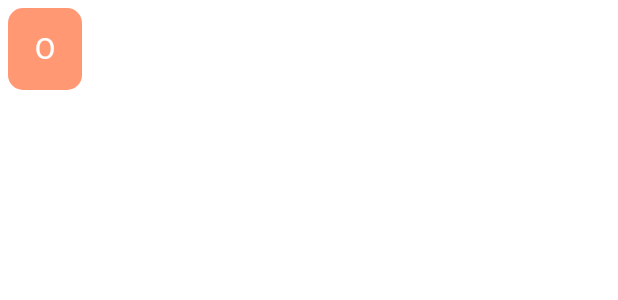
After one commit to pmvs2022/labrabota11-gr13a-cinema, an Android app: the layout seat_item.xml on its own in the app's theme, with its tools: preview values and no code run, on a phone screen of 412 x 824 dp. The commit adds this screen. Shown: the top 300 px of the screen. Run offline under Robolectric (Android 15) with nearby library versions, the phone set to English and light mode, and no system bars.

Commit message:
Add SeatsView

```diff
--- a/Cinema/app/src/main/AndroidManifest.xml
+++ b/Cinema/app/src/main/AndroidManifest.xml
@@ -34,6 +34,7 @@
         <activity android:name=".View.CinemaListView.CinemaList" />
         <activity android:name=".View.CinemaSessionsView.CinemaSessions" />
         <activity android:name=".View.MovieActivity"/>
+        <activity android:name=".View.SessionSeatsView.SessionSeats"/>
     </application>
 
 </manifest>
--- a/Cinema/app/src/main/java/com/ivanova/cinema/View/CinemaSessionsView/SessionsRecyclerViewAdapter.java
+++ b/Cinema/app/src/main/java/com/ivanova/cinema/View/CinemaSessionsView/SessionsRecyclerViewAdapter.java
@@ -54,7 +54,7 @@ public class SessionsRecyclerViewAdapter extends RecyclerView.Adapter<SessionsRe
                         int pos = getAbsoluteAdapterPosition();
 
                         if (pos != RecyclerView.NO_POSITION) {
-                            recyclerViewInterface.onSessionItemClick(pos);
+                            recyclerViewInterface.onSessionItemClick(pos, filmSession);
                         }
                     }
                 }
--- a/Cinema/app/src/main/java/com/ivanova/cinema/View/CinemaSessionsView/SessionsRecyclerViewInterface.java
+++ b/Cinema/app/src/main/java/com/ivanova/cinema/View/CinemaSessionsView/SessionsRecyclerViewInterface.java
@@ -1,5 +1,7 @@
 package com.ivanova.cinema.View.CinemaSessionsView;
 
+import com.ivanova.cinema.Model.Entities.FilmSession;
+
 public interface SessionsRecyclerViewInterface {
-    void onSessionItemClick(int position);
+    void onSessionItemClick(int position, FilmSession filmSession);
 }
--- /dev/null
+++ b/Cinema/app/src/main/java/com/ivanova/cinema/View/SessionSeatsView/SeatRecyclerViewInterface.java
@@ -0,0 +1,5 @@
+package com.ivanova.cinema.View.SessionSeatsView;
+
+public interface SeatRecyclerViewInterface {
+    void onSeatItemClick(int position);
+}
--- /dev/null
+++ b/Cinema/app/src/main/res/drawable/tv_seat.xml
@@ -0,0 +1,6 @@
+<?xml version="1.0" encoding="utf-8"?>
+<shape xmlns:android="http://schemas.android.com/apk/res/android"
+    android:shape="rectangle">
+    <corners android:radius="10dp" />
+    <solid android:color="@color/coral_80" />
+</shape>
--- /dev/null
+++ b/Cinema/app/src/main/res/drawable/tv_seat_ripple.xml
@@ -0,0 +1,11 @@
+<?xml version="1.0" encoding="utf-8"?>
+<ripple xmlns:android="http://schemas.android.com/apk/res/android"
+    android:color="@color/orange_red">
+    <item android:id="@android:id/mask">
+        <shape android:shape="rectangle">
+            <corners android:radius="10dp" />
+            <solid android:color="@color/coral_80" />
+        </shape>
+    </item>
+    <item android:drawable="@drawable/tv_seat" />
+</ripple>
--- /dev/null
+++ b/Cinema/app/src/main/res/layout/seat_item.xml
@@ -0,0 +1,19 @@
+<?xml version="1.0" encoding="utf-8"?>
+<FrameLayout xmlns:android="http://schemas.android.com/apk/res/android"
+    android:layout_width="wrap_content"
+    android:layout_height="wrap_content">
+
+    <TextView
+        android:id="@+id/tv_seatNumber"
+        android:layout_width="wrap_content"
+        android:layout_height="wrap_content"
+        android:layout_margin="5dp"
+        android:background="@drawable/tv_seat_ripple"
+        android:fontFamily="@font/prompt_regular"
+        android:paddingHorizontal="18dp"
+        android:paddingVertical="12dp"
+        android:text="@string/seat"
+        android:textColor="@color/white"
+        android:textSize="20dp" />
+
+</FrameLayout>
```
Also changed, not shown: Cinema/app/src/main/java/com/ivanova/cinema/View/CinemaSessionsView/CinemaSessions.java (+15 -4 lines), Cinema/app/src/main/java/com/ivanova/cinema/View/SessionSeatsView/SeatRowRecyclerViewAdapter.java (added, +66 -0 lines), Cinema/app/src/main/java/com/ivanova/cinema/View/SessionSeatsView/SessionSeats.java (added, +77 -0 lines), Cinema/app/src/main/java/com/ivanova/cinema/View/SessionSeatsView/SessionSeatsRecyclerViewAdapter.java (added, +75 -0 lines), Cinema/app/src/main/res/layout/cinema_sessions.xml (+14 -0 lines), Cinema/app/src/main/res/layout/seat_row.xml (added, +43 -0 lines), Cinema/app/src/main/res/layout/session_seats.xml (added, +28 -0 lines), Cinema/app/src/main/res/values/strings.xml (+26 -21 lines).
